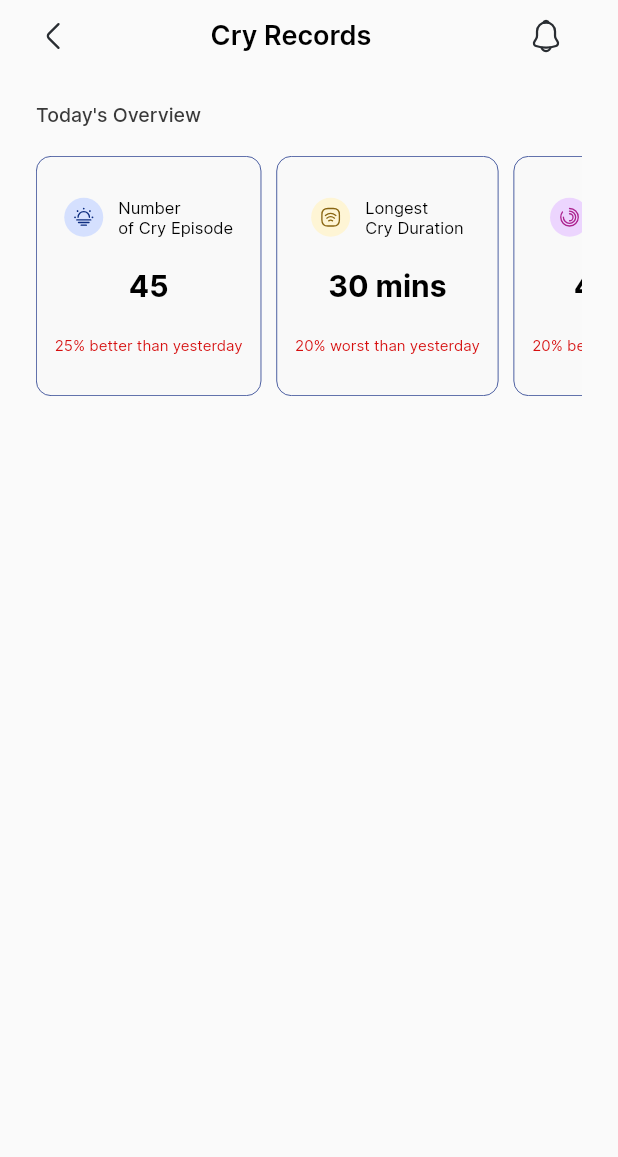
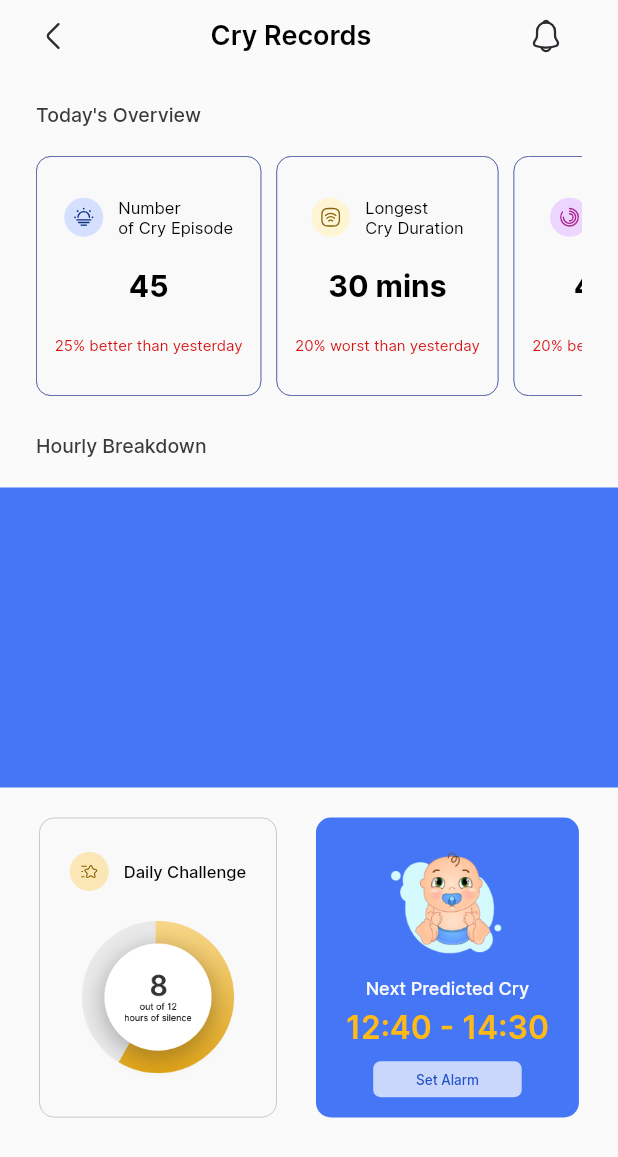
Before and after one commit to divincoder/ubenwa_val, a Flutter app: the HomeView screen opened by its route, on a phone screen of 412 x 824 dp. Shown: the top 1157 px of the screen. Run offline on Flutter 3.47's test engine with Material 2 defaults, Android fonts, the phone set to English and light mode, and no system bars; our stand-ins replace flutter_svg, stacked, stacked_services, stacked_shared.

Commit message:
- added more custom widgets to the HomeView - added more graphic assets for the HomeView

```diff
--- a/lib/gen/assets.gen.dart
+++ b/lib/gen/assets.gen.dart
@@ -46,6 +46,9 @@ class $AssetsPngGen {
   /// File path: assets/png/mum_two.png
   AssetGenImage get mumTwo => const AssetGenImage('assets/png/mum_two.png');
 
+  /// File path: assets/png/pie_chart.png
+  AssetGenImage get pieChart => const AssetGenImage('assets/png/pie_chart.png');
+
   /// File path: assets/png/water_drop.png
   AssetGenImage get waterDrop =>
       const AssetGenImage('assets/png/water_drop.png');
@@ -66,6 +69,7 @@ class $AssetsPngGen {
         mumOne,
         mumThree,
         mumTwo,
+        pieChart,
         waterDrop,
         waterPool
       ];
@@ -95,6 +99,9 @@ class $AssetsSvgGen {
   SvgGenImage get notificationOutline =>
       const SvgGenImage('assets/svg/notification_outline.svg');
 
+  /// File path: assets/svg/star.svg
+  SvgGenImage get star => const SvgGenImage('assets/svg/star.svg');
+
   /// File path: assets/svg/sun_fog.svg
   SvgGenImage get sunFog => const SvgGenImage('assets/svg/sun_fog.svg');
 
@@ -109,6 +116,7 @@ class $AssetsSvgGen {
         chart,
         dailyChallenge,
         notificationOutline,
+        star,
         sunFog,
         wifiSquare
       ];
--- a/lib/ui/common/app_colors.dart
+++ b/lib/ui/common/app_colors.dart
@@ -18,4 +18,9 @@ class AppColors {
   static const Color lightBlue = Color(0xffD5E0FE);
   static const Color lighterBlue = Color(0xffECD5FE);
   static const Color lightYellow = Color(0xffFEF5D5);
+  static const Color dailyChallengeBorder = Color(0xffB7B7B7);
+  static const Color dailyChallengeIconBg = Color(0xffFBE6B5);
+  static const Color whiteHalf = Color(0xffF9F9F9);
+  static const Color custard = Color(0xffFFBA18);
+  static const Color alarmBtn = Color(0xff2250C5);
 }
--- a/lib/ui/views/home/home_view.dart
+++ b/lib/ui/views/home/home_view.dart
@@ -5,7 +5,7 @@ import 'package:stacked/stacked.dart';
 import 'package:mum_health/ui/common/app_colors.dart';
 import 'package:mum_health/ui/common/ui_helpers.dart';
 import 'home_viewmodel.dart';
-import 'widgets/todays_overview_widget.dart';
+import 'widgets/widgets.dart';
 
 class HomeView extends StackedView<HomeViewModel> {
   const HomeView({Key? key}) : super(key: key);
@@ -24,7 +24,16 @@ class HomeView extends StackedView<HomeViewModel> {
               _appBar(),
               const SizedBox(height: 20),
               const TodayOverviewContainer(),
+              const SizedBox(height: 25),
+              const HourlyBreakdownWidget(),
               const SizedBox(height: 20),
+              const Row(
+                mainAxisAlignment: MainAxisAlignment.spaceEvenly,
+                children: [
+                  DailyChallengeWidget(),
+                  NextPredictedCryWidget()
+                ],
+              )
             ],
           ),
         ),
--- a/lib/ui/views/home/home_viewmodel.dart
+++ b/lib/ui/views/home/home_viewmodel.dart
@@ -8,6 +8,8 @@ import 'package:stacked_services/stacked_services.dart';
 class HomeViewModel extends BaseViewModel {
   final _dialogService = locator<DialogService>();
   final _bottomSheetService = locator<BottomSheetService>();
+
+  var nextPredictedCry = "12:40 - 14:30";
 
   void showDialog() {
     _dialogService.showCustomDialog(
--- /dev/null
+++ b/lib/ui/views/home/widgets/daily_chalenge_widget.dart
@@ -0,0 +1,47 @@
+import 'package:flutter/material.dart';
+import 'package:mum_health/gen/assets.gen.dart';
+import 'package:mum_health/generated/l10n.dart';
+import 'package:mum_health/ui/common/app_colors.dart';
+import 'package:mum_health/ui/views/home/home_viewmodel.dart';
+import 'package:stacked/stacked.dart';
+
+class DailyChallengeWidget extends ViewModelWidget<HomeViewModel> {
+  const DailyChallengeWidget({super.key});
+
+  @override
+  Widget build(BuildContext context, HomeViewModel viewModel) {
+    return Container(
+      height: 200,
+      padding: const EdgeInsets.symmetric(vertical: 5, horizontal: 20),
+      decoration: BoxDecoration(
+          color: AppColors.background.withOpacity(0.37),
+          borderRadius: BorderRadius.circular(10),
+          border:
+              Border.all(color: AppColors.dailyChallengeBorder, width: 0.5)),
+      child: Column(
+        mainAxisAlignment: MainAxisAlignment.center,
+        children: [
+          Flexible(
+            child: Row(
+              children: [
+                CircleAvatar(
+                    radius: 13,
+                    backgroundColor: AppColors.dailyChallengeIconBg,
+                    child: Padding(
+                      padding: const EdgeInsets.all(2.0),
+                      child: Assets.svg.star.svg(),
+                    )),
+                const SizedBox(width: 10),
+                Text(S.current.dailyChallenge,
+                    style: const TextStyle(
+                        fontWeight: FontWeight.w500, fontSize: 11)),
+              ],
+            ),
+          ),
+          const SizedBox(height: 20),
+          SizedBox(height: 108, width: 108, child: Assets.png.pieChart.image())
+        ],
+      ),
+    );
+  }
+}
--- /dev/null
+++ b/lib/ui/views/home/widgets/hourly_breadown_widget.dart
@@ -0,0 +1,32 @@
+import 'package:flutter/material.dart';
+import 'package:mum_health/generated/l10n.dart';
+import 'package:mum_health/ui/common/app_colors.dart';
+import 'package:mum_health/ui/views/home/home_viewmodel.dart';
+import 'package:stacked/stacked.dart';
+
+class HourlyBreakdownWidget extends ViewModelWidget<HomeViewModel> {
+  const HourlyBreakdownWidget({super.key});
+
+  @override
+  Widget build(BuildContext context, HomeViewModel viewModel) {
+    return Column(
+      crossAxisAlignment: CrossAxisAlignment.start,
+      children: [
+        Padding(
+          padding: const EdgeInsets.symmetric(horizontal: 24),
+          child: Text(S.current.hourlyBreakdown,
+              style: const TextStyle(
+                  fontWeight: FontWeight.w500,
+                  fontSize: 13,
+                  color: AppColors.text)),
+        ),
+        const SizedBox(height: 20),
+        Container(
+          color: AppColors.primary,
+          width: double.maxFinite,
+          height: 200,
+        ),
+      ],
+    );
+  }
+}
--- /dev/null
+++ b/lib/ui/views/home/widgets/next_predicted_cry_widget.dart
@@ -0,0 +1,55 @@
+import 'package:flutter/material.dart';
+import 'package:mum_health/gen/assets.gen.dart';
+import 'package:mum_health/generated/l10n.dart';
+import 'package:mum_health/ui/common/app_colors.dart';
+import 'package:mum_health/ui/views/home/home_viewmodel.dart';
+import 'package:stacked/stacked.dart';
+
+class NextPredictedCryWidget extends ViewModelWidget<HomeViewModel> {
+  const NextPredictedCryWidget({super.key});
+
+  @override
+  Widget build(BuildContext context, HomeViewModel viewModel) {
+    return Container(
+      height: 200,
+      padding: const EdgeInsets.symmetric(vertical: 5, horizontal: 20),
+      decoration: BoxDecoration(
+          color: AppColors.primary,
+          borderRadius: BorderRadius.circular(10)),
+      child: Column(
+        mainAxisAlignment: MainAxisAlignment.center,
+        children: [
+          Assets.png.baby.image(height: 86),
+          const SizedBox(height: 10),
+          Text(S.current.nextPredictedCry,
+              style: const TextStyle(
+                  fontWeight: FontWeight.w500, fontSize: 12, color: AppColors.whiteHalf)),
+          const SizedBox(height: 6),
+          Text(viewModel.nextPredictedCry,
+              style: const TextStyle(
+                  fontWeight: FontWeight.w600, fontSize: 21, color: AppColors.custard)),
+          const SizedBox(height: 10),
+          SizedBox(
+            height: 24,
+            width: 99,
+            child: MaterialButton(
+              onPressed: () {},
+              shape: RoundedRectangleBorder(borderRadius: BorderRadius.circular(4.86)),
+              color: Colors.white.withOpacity(0.71),
+              textColor: AppColors.alarmBtn,
+              elevation: 0,
+              child: Padding(
+                padding: const EdgeInsets.symmetric(vertical: 7),
+                child: Text(
+                  S.current.setAlarm,
+                  style: const TextStyle(fontWeight: FontWeight.w500, fontSize: 9),
+                ),
+              ),
+            ),
+          ),
+          const SizedBox(height: 3),
+        ],
+      ),
+    );
+  }
+}
--- /dev/null
+++ b/lib/ui/views/home/widgets/widgets.dart
@@ -0,0 +1,4 @@
+export 'hourly_breadown_widget.dart';
+export 'todays_overview_widget.dart';
+export 'daily_chalenge_widget.dart';
+export 'next_predicted_cry_widget.dart';
--- a/lib/ui/views/onboarding/onboard_view.dart
+++ b/lib/ui/views/onboarding/onboard_view.dart
@@ -1,5 +1,4 @@
 import 'dart:math';
-
 import 'package:flutter/material.dart';
 import 'package:mum_health/gen/assets.gen.dart';
 import 'package:mum_health/generated/l10n.dart';
```
Also changed, not shown: assets/png/pie_chart.png (added), assets/svg/star.svg (added).
